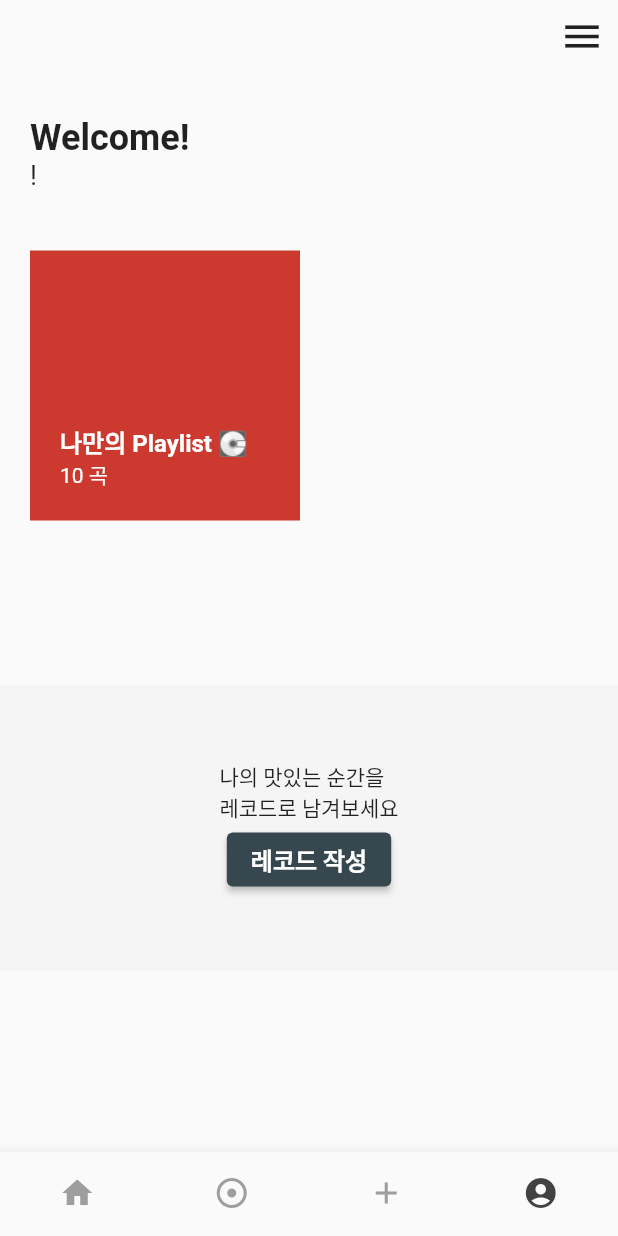
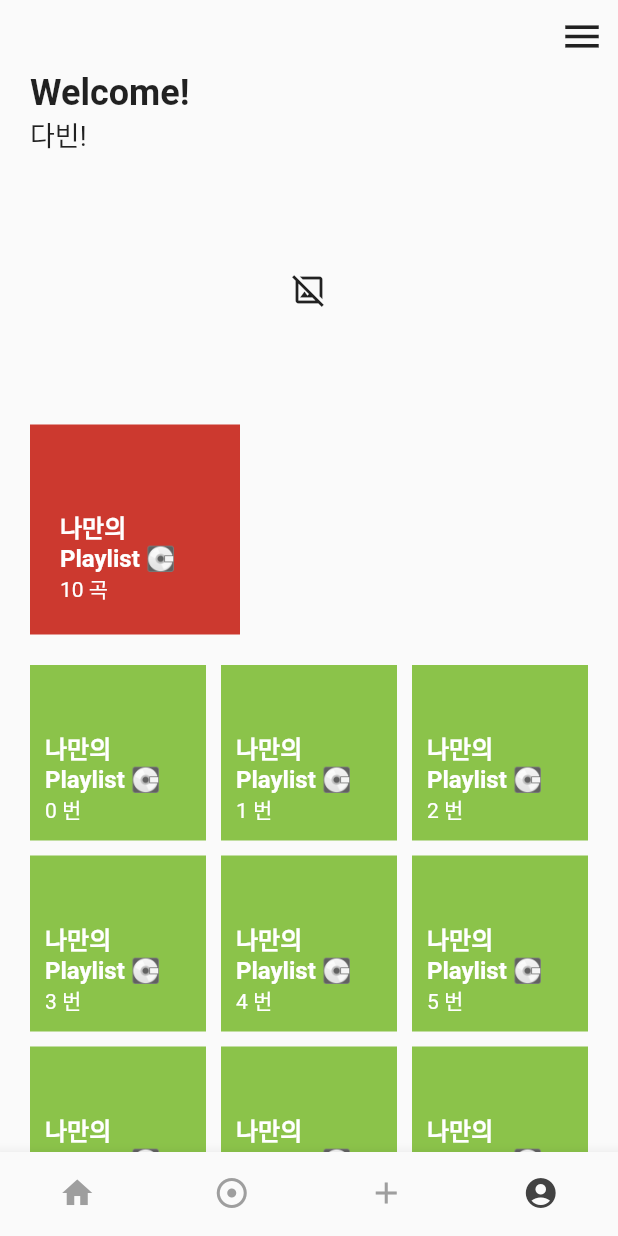
Before and after one commit to dav1n9/watty_clone, a Flutter app: the screen it shows after launch, item 4 of the bottom bar chosen, after a tap on the "menu" icon, on a phone screen of 412 x 824 dp. Run offline on Flutter 3.47's test engine with Material 2 defaults, Android fonts, the phone set to English and light mode, and no system bars; our stand-ins replace carousel_slider, flutter_rating_bar, get, image_picker, lottie, permission_handler and 2 more; accounts and stored records are empty; network calls fail.

Commit message:
마이페이지의 유저 정보 가져오기 오류 수정

```diff
--- a/lib/controller/user_controller.dart
+++ b/lib/controller/user_controller.dart
@@ -9,16 +9,16 @@ class UserController extends GetxController {
   RxString userImg = "".obs;
   RxString userMail = "".obs;
 
-  void setUserModel(String name, String img, String mail) async {
+  Future<void> setUserModel(String name, String img, String mail) async {
     newUser = UserInfoModel(name: name, profileImg: img, mail: mail);
 
     print(newUser.toJson());
-    print(newUser.toJson()['name']);
+    //print(newUser.toJson()['name']);
 
-    setUserData(newUser);
+    await setUserData(newUser);
   }
 
-  static void setUserData(UserInfoModel user) async {
+  static Future<void> setUserData(UserInfoModel user) async {
     final SharedPreferences pref = await SharedPreferences.getInstance();
 
     pref.setString("name", user.toJson()['name']);
@@ -26,7 +26,7 @@ class UserController extends GetxController {
     pref.setString("mail", user.toJson()['mail']);
   }
 
-  void getUserData() async {
+  Future<void> getUserData() async {
     final SharedPreferences pref = await SharedPreferences.getInstance();
 
     userName.value = pref.getString("name")!;
--- a/lib/screens/intro_screen.dart
+++ b/lib/screens/intro_screen.dart
@@ -48,7 +48,10 @@ class _IntroScreenState extends State<IntroScreen> {
 
   Future<void> _fetch1() async {
     await Future.delayed(const Duration(seconds: 4));
-    userController.setUserModel("다빈", "img", "email");
+    await userController.setUserModel(
+        "다빈",
+        "https://cdn.pixabay.com/photo/2023/05/21/20/30/sky-8009386_1280.jpg",
+        "email");
     Navigator.pushReplacementNamed(context, "/home");
   }
 }
--- a/lib/screens/mypage_screen.dart
+++ b/lib/screens/mypage_screen.dart
@@ -20,7 +20,10 @@ class _MyPageState extends State<MyPage> {
   }
 
   void getUser() async {
-    userController.getUserData();
+    await userController.getUserData();
+    print("newUser.toJson(): ${userController.newUser.toJson()['name']}");
+    print("getUserData: ${userController.userName.value}");
+    print("getUserData: ${userController.userImg.value}");
   }
 
   @override
@@ -31,13 +34,12 @@ class _MyPageState extends State<MyPage> {
           Container(
             alignment: Alignment.bottomRight,
             child: IconButton(
-              onPressed: () {},
+              onPressed: () {
+                Navigator.pushNamed(context, "/setting");
+              },
               icon: const Icon(Icons.menu),
               iconSize: 30,
             ),
-          ),
-          const SizedBox(
-            height: 30,
           ),
           Container(
             alignment: Alignment.bottomLeft,
@@ -52,24 +54,37 @@ class _MyPageState extends State<MyPage> {
                     fontWeight: FontWeight.bold,
                   ),
                 ),
-                Text(
-                  '${userController.userName.value}!',
-                  style: const TextStyle(
-                    fontSize: 18,
+                Obx(
+                  () => Text(
+                    '${userController.userName.value}!',
+                    style: const TextStyle(
+                      fontSize: 18,
+                    ),
                   ),
                 ),
               ],
             ),
           ),
-          const SizedBox(
-            height: 40,
+          Obx(
+            () => Container(
+              margin: const EdgeInsets.all(10),
+              height: 160,
+              child: ClipRRect(
+                borderRadius: BorderRadius.circular(90.0),
+                child: Image.network(userController.userImg.value, errorBuilder:
+                    (BuildContext? context, Object? exception,
+                        StackTrace? stackTrace) {
+                  return const Icon(Icons.image_not_supported_outlined);
+                }),
+              ),
+            ),
           ),
           Row(
             crossAxisAlignment: CrossAxisAlignment.start,
             children: [
               Container(
-                width: 180,
-                height: 180,
+                width: 140,
+                height: 140,
                 margin: const EdgeInsets.fromLTRB(20, 0, 20, 0),
                 padding: const EdgeInsets.all(20),
                 color: const Color.fromARGB(255, 204, 57, 47),
@@ -96,8 +111,52 @@ class _MyPageState extends State<MyPage> {
               ),
             ],
           ),
+
+          // 그리드
+
+          Container(
+            padding: const EdgeInsets.all(20),
+            width: MediaQuery.of(context).size.width,
+            height: 400,
+            child: GridView.builder(
+              itemCount: 10, //item 개수
+              gridDelegate: const SliverGridDelegateWithFixedCrossAxisCount(
+                crossAxisCount: 3,
+                childAspectRatio: 1,
+                mainAxisSpacing: 10,
+                crossAxisSpacing: 10,
+              ),
+              itemBuilder: (BuildContext context, int index) {
+                //item 의 반목문 항목 형성
+                return Container(
+                  padding: const EdgeInsets.all(10),
+                  color: Colors.lightGreen,
+                  child: Column(
+                    mainAxisAlignment: MainAxisAlignment.end,
+                    crossAxisAlignment: CrossAxisAlignment.start,
+                    children: [
+                      const Text(
+                        '나만의 Playlist 💽',
+                        style: TextStyle(
+                          fontSize: 16,
+                          fontWeight: FontWeight.bold,
+                          color: Colors.white,
+                        ),
+                      ),
+                      Text(
+                        '$index 번',
+                        style: const TextStyle(
+                          color: Colors.white,
+                        ),
+                      ),
+                    ],
+                  ),
+                );
+              },
+            ),
+          ),
           const SizedBox(
-            height: 110,
+            height: 20,
           ),
           Container(
             width: double.infinity,
```
